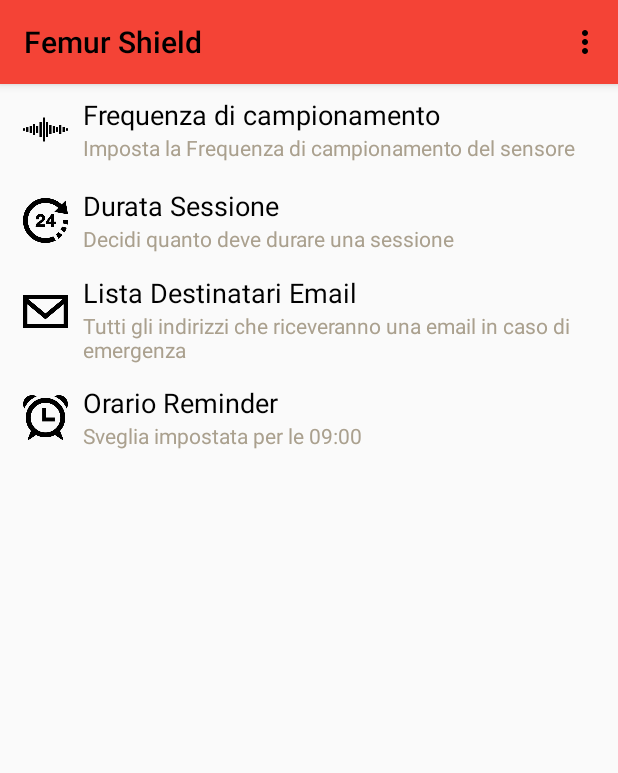
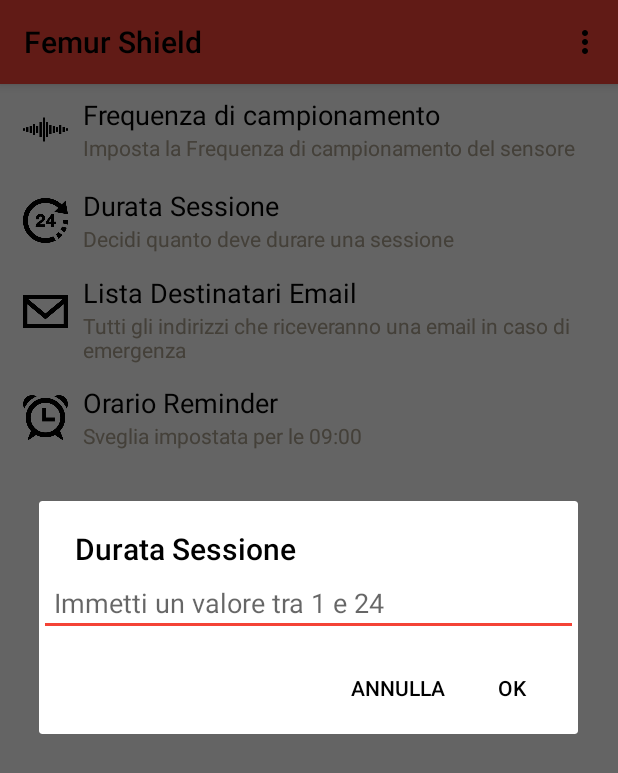
Before and after one commit to LivingWithHippos/EmbeddedSystemProgramming1415, an Android app: the UI5 screen opened directly, with no data from a screen before it, after a tap on "Durata Sessione", on a phone screen of 412 x 824 dp. Shown: the top 773 px of the screen. Run offline under Robolectric (Android 15) with nearby library versions, the phone set to English and light mode, and no system bars.

Commit message:
Primo Upload Picker Durata
Upload del dialog per scegliere la durata della sessione, collegato alla
voce nel menu

```diff
--- /dev/null
+++ b/Code/FemurShield/app/src/main/java/org/tbw/FemurShield/DurationFragment.java
@@ -0,0 +1,102 @@
+package org.tbw.FemurShield;
+
+import android.app.Activity;
+import android.app.AlertDialog;
+import android.app.Dialog;
+import android.app.DialogFragment;
+import android.content.Context;
+import android.content.DialogInterface;
+import android.content.SharedPreferences;
+import android.os.Bundle;
+import android.text.InputFilter;
+import android.util.DisplayMetrics;
+import android.util.Log;
+import android.util.TypedValue;
+import android.view.View;
+import android.widget.EditText;
+import android.text.InputType;
+
+/**
+ * Created by Marco on 05/05/2015.
+ */
+public class DurationFragment extends DialogFragment implements DialogInterface.OnClickListener{
+
+    private SharedPreferences prefs;
+    private EditText mEditText;
+    private OnDurationChangedListener mCallback;
+
+    @Override
+    public Dialog onCreateDialog(Bundle savedInstanceState) {
+
+        AlertDialog.Builder alert = new AlertDialog.Builder(getActivity(),R.style.AppDialogTheme);
+        alert.setTitle("Durata Sessione");
+        //alert.setView(R.layout.duration_picker_dialog);
+        mEditText = new EditText(getActivity());
+        mEditText.setInputType(InputType.TYPE_CLASS_NUMBER);
+        mEditText.setMaxLines(1);
+        mEditText.setHint(getString(R.string.et_duration_hint));
+        mEditText.setFilters(new InputFilter[] { new InputFilter.LengthFilter(2)});
+        mEditText.setPadding(convertDpToPx(10, mEditText), convertDpToPx(10, mEditText), convertDpToPx(10,mEditText), convertDpToPx(10,mEditText));
+        alert.setView(mEditText);
+        alert.setPositiveButton(getString(R.string.ok), this);
+        alert.setNegativeButton(getString(R.string.cancel), this);
+        return alert.create();
+    }
+
+    //Callback
+    @Override
+    public void onClick(DialogInterface dialog, int which) {
+        switch (which) {
+            case DialogInterface.BUTTON_POSITIVE:
+                if (mCallback != null) {
+                    String temp=mEditText.getText().toString();
+                    if(temp!=null) {
+                        int duration=getActivity().getPreferences(Context.MODE_PRIVATE).getInt("session_duration",12);
+                        try {
+                            duration = Integer.parseInt(temp.trim());
+                        }catch(NumberFormatException nfe){
+                                Log.e("FemurShield","Errore di conversione string a int");
+                            }
+
+                            if(duration<1)
+                                duration=1;
+                            if(duration>24)
+                                duration=24;
+                            mCallback.onDurationChanged(duration);
+                    }
+                }
+                break;
+        }
+    }
+
+    @Override
+    public void onAttach(Activity activity) {
+        super.onAttach(activity);
+
+        // This makes sure that the container activity has implemented
+        // the callback interface. If not, it throws an exception
+        try {
+            mCallback = (OnDurationChangedListener) activity;
+        } catch (ClassCastException e) {
+            throw new ClassCastException(activity.toString()
+                    + " must implement OnDurationChangedListener");
+        }
+    }
+
+    private int convertDpToPx(int dp, View view) {
+        DisplayMetrics dm = view.getResources().getDisplayMetrics();
+        float pixels = TypedValue.applyDimension(TypedValue.COMPLEX_UNIT_DIP, dp, dm);
+        return Math.round(pixels);
+    }
+
+    /**
+     * Interfaccia di callback per quando l'utente ha finito premendo il bottone ok
+     */
+    public interface OnDurationChangedListener {
+
+        /**
+         * @param newDuration The view associated with this listener.
+         */
+        void onDurationChanged(int newDuration);
+    }
+}
--- a/Code/FemurShield/app/src/main/java/org/tbw/FemurShield/SliderDialog.java
+++ b/Code/FemurShield/app/src/main/java/org/tbw/FemurShield/SliderDialog.java
@@ -2,7 +2,6 @@ package org.tbw.FemurShield;
 
 import android.app.AlertDialog;
 import android.content.Context;
-import android.util.TypedValue;
 import android.view.LayoutInflater;
 import android.view.View;
 import android.content.DialogInterface;
@@ -65,8 +64,6 @@ public class SliderDialog extends AlertDialog implements OnClickListener{
         mSeekBar = (SeekBar) view.findViewById(R.id.seekBar);
         mSeekBar.setMax(100);
         mSeekBar.setProgress(actualProgress);
-
-        //mTimePicker.setValidationCallback(mValidationCallback);
     }
 
     @Override
--- a/Code/FemurShield/app/src/main/java/org/tbw/FemurShield/SliderFragment.java
+++ b/Code/FemurShield/app/src/main/java/org/tbw/FemurShield/SliderFragment.java
@@ -33,4 +33,6 @@ public class SliderFragment extends DialogFragment implements SliderDialog.OnPro
         editor.putInt("sample_rate", progress);
         editor.commit();
     }
+
+
 }
--- a/Code/FemurShield/app/src/main/java/org/tbw/FemurShield/UI5.java
+++ b/Code/FemurShield/app/src/main/java/org/tbw/FemurShield/UI5.java
@@ -9,11 +9,12 @@ import android.os.Bundle;
 import android.util.Log;
 import android.view.Menu;
 import android.view.MenuItem;
+import android.widget.EditText;
 
 import org.tbw.FemurShield.View.ActivityObserver;
 
 
-public class UI5 extends ActivityObserver implements SettingsFragment.OnFragmentInteractionListener,TimePickerFragment.OnAlarmChangedListener{
+public class UI5 extends ActivityObserver implements SettingsFragment.OnFragmentInteractionListener,TimePickerFragment.OnAlarmChangedListener,DurationFragment.OnDurationChangedListener{
 
     private SharedPreferences prefs;
 
@@ -80,6 +81,11 @@ public class UI5 extends ActivityObserver implements SettingsFragment.OnFragment
             SliderFragment slider=new SliderFragment();
             slider.show(getFragmentManager(),"SampleRatePicker");
         }
+        if(s.title.equalsIgnoreCase(getString(R.string.title_session_duration)))
+        {
+            DurationFragment duration=new DurationFragment();
+            duration.show(getFragmentManager(),"DurationPicker");
+        }
 
     }
 
@@ -97,4 +103,12 @@ public class UI5 extends ActivityObserver implements SettingsFragment.OnFragment
             articleFrag.updateAlarmTime(hourOfDay,minute);
         // TODO: impostare la sveglia con l'orario salvato
     }
+
+    @Override
+    public void onDurationChanged(int newDuration) {
+
+        prefs=getPreferences(Context.MODE_PRIVATE);
+        SharedPreferences.Editor editor = prefs.edit();
+        editor.putInt("session_duration", newDuration);
+    }
 }
--- a/Code/FemurShield/app/src/main/res/values/strings.xml
+++ b/Code/FemurShield/app/src/main/res/values/strings.xml
@@ -18,4 +18,6 @@
     <string name="title_session_duration">Durata Sessione</string>
     <string name="description_session_duration">Decidi quanto deve durare una sessione</string>
     <string name="description_alarm_set_to">Allarme impostato per le</string>
+    <string name="tv_set_duration">Imposta la durata della sessione</string>
+    <string name="et_duration_hint">Immetti un valore tra 1 e 24</string>
 </resources>
```
Also changed, not shown: Code/FemurShield/app/src/main/res/layout/duration_picker_dialog.xml (added, +24 -0 lines).
